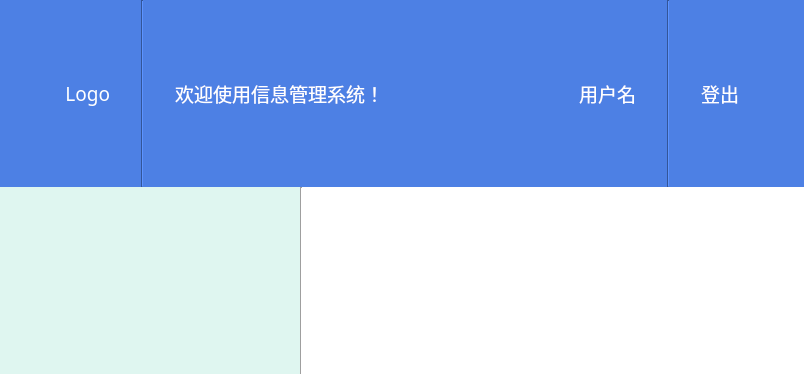
Qt form ui/widgets/MainPage/MainPage.ui (ArcherLuo233/election-s-prediction) before a commit.
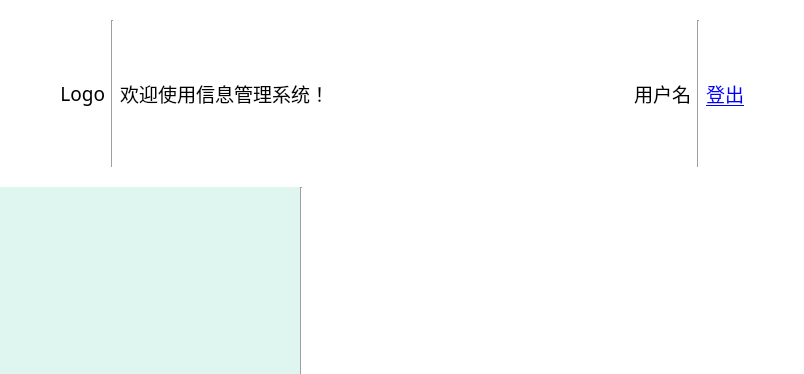
The same form after that commit. Custom widgets are drawn as their Qt base class.

Commit message: 主界面颜色配置使用 libs.uicolor

Diff of the .ui file:
```diff
--- a/ui/widgets/MainPage/MainPage.ui
+++ b/ui/widgets/MainPage/MainPage.ui
@@ -106,23 +106,18 @@
        <pointsize>14</pointsize>
       </font>
      </property>
-     <property name="styleSheet">
-      <string notr="true">padding: 20px;
-color: white;
-background-color: rgb(77, 128, 228);</string>
-     </property>
      <layout class="QHBoxLayout" name="horizontalLayout">
       <property name="leftMargin">
-       <number>0</number>
+       <number>20</number>
       </property>
       <property name="topMargin">
-       <number>0</number>
+       <number>20</number>
       </property>
       <property name="rightMargin">
-       <number>0</number>
+       <number>20</number>
       </property>
       <property name="bottomMargin">
-       <number>0</number>
+       <number>20</number>
       </property>
       <item>
        <spacer name="horizontalSpacer_2">
@@ -218,7 +213,7 @@
          </font>
         </property>
         <property name="text">
-         <string>&lt;a href=&quot;#logout&quot; style=&quot;text-decoration:none; color:white;&quot;&gt;登出&lt;/a&gt;</string>
+         <string>&lt;a href=&quot;#logout&quot;&gt;登出&lt;/a&gt;</string>
         </property>
        </widget>
       </item>
```
Left out of the diff: 2 changed lines with no effect on the pictures. The commit also changes 5 other files.
